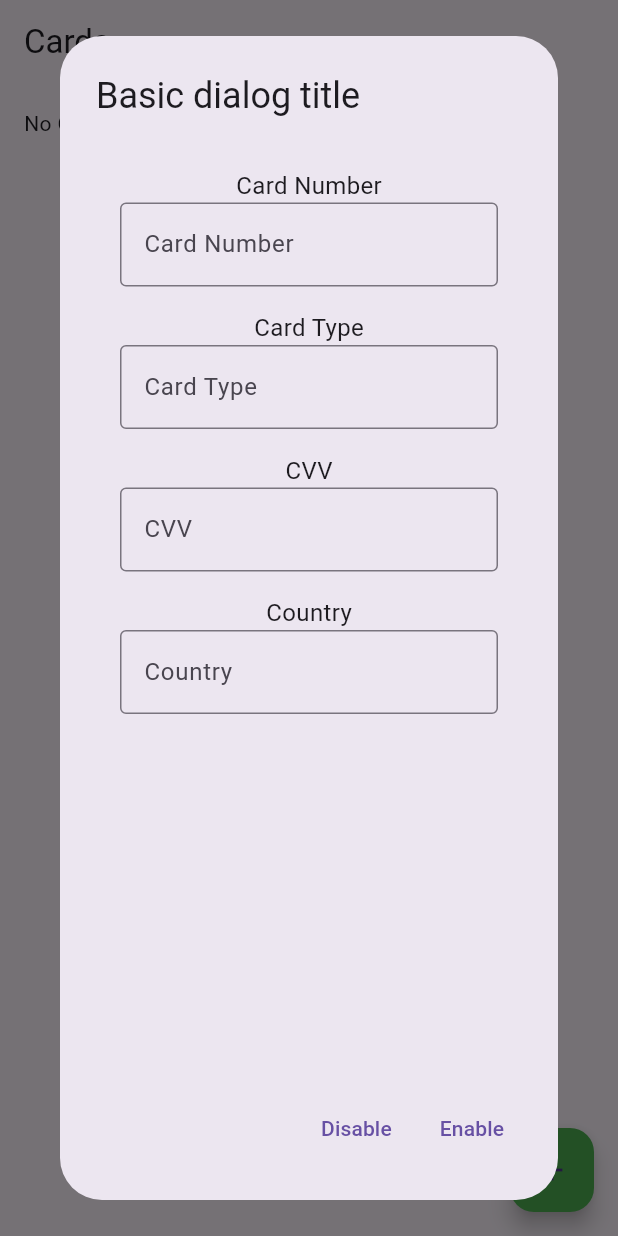
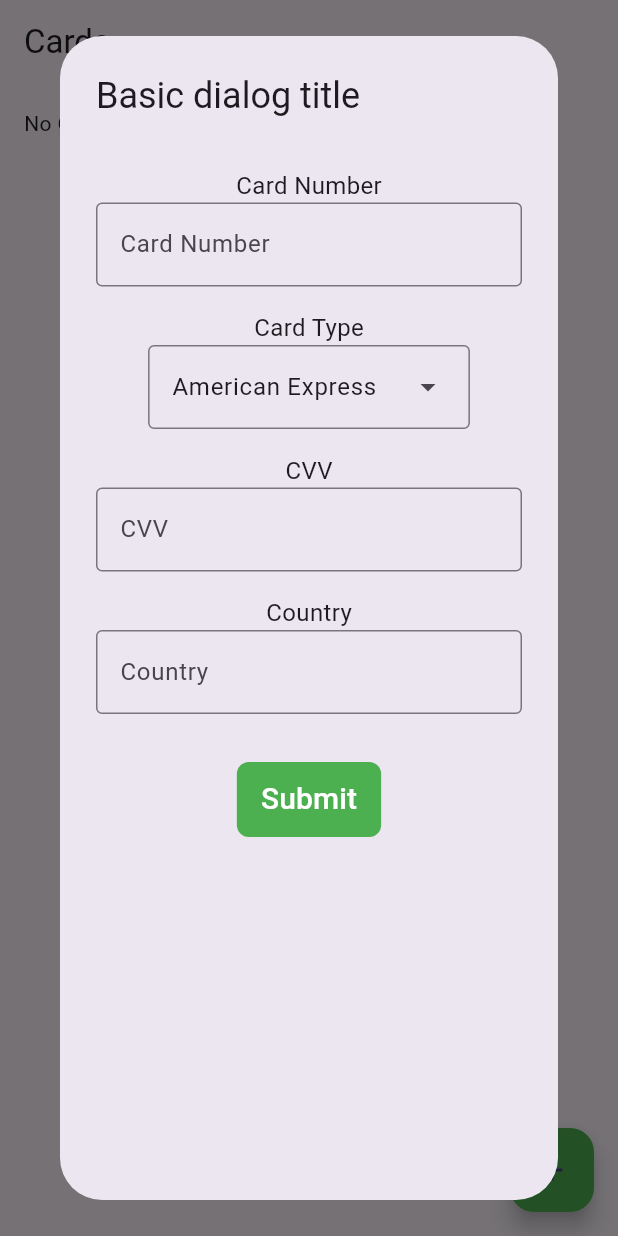
Before and after one commit to kayllanm/creditCard, a Flutter app: the screen it shows after launch, after a tap on the "add" icon, on a phone screen of 412 x 824 dp. Run offline on Flutter 3.47's test engine with Material 3 defaults, Android fonts, the phone set to English and light mode, and no system bars; our stand-ins replace flutter_redux, localstorage, redux.

Commit message:
local storage and state management added

```diff
--- /dev/null
+++ b/lib/cards/cards_view.dart
@@ -0,0 +1,164 @@
+import 'package:creditcard/cards/credit_card_state.dart';
+import 'package:creditcard/cards/credt_card_actions.dart';
+import 'package:creditcard/cards/models.dart';
+import 'package:creditcard/components/custom_fields.dart';
+import 'package:flutter/material.dart';
+import 'package:flutter_redux/flutter_redux.dart';
+import 'package:localstorage/localstorage.dart';
+
+class CardsView extends StatefulWidget {
+  const CardsView({super.key});
+
+  @override
+  State<CardsView> createState() => _CardsViewState();
+}
+
+List<CardTypes> list = [
+  CardTypes(index: 0, name: 'American Express', startsWithNum: 101),
+  CardTypes(index: 1, name: 'Barclays', startsWithNum: 102),
+  CardTypes(index: 2, name: 'Capital One', startsWithNum: 103),
+  CardTypes(index: 3, name: 'Chase', startsWithNum: 104),
+  CardTypes(index: 4, name: 'Citi', startsWithNum: 105),
+  CardTypes(index: 4, name: 'Discover', startsWithNum: 106),
+  CardTypes(index: 5, name: 'Mastercard', startsWithNum: 107),
+  CardTypes(index: 6, name: 'Visa', startsWithNum: 108),
+  CardTypes(index: 6, name: 'Wells Fargo', startsWithNum: 109),
+];
+
+class _CardsViewState extends State<CardsView> {
+  final TextEditingController cardNumber = TextEditingController();
+  CardTypes cardType = list[0];
+  final TextEditingController cvv = TextEditingController();
+  final TextEditingController country = TextEditingController();
+  final LocalStorage storage = LocalStorage('cards.json');
+  late List<CreditCard> _listOfCards = [];
+
+  @override
+  void initState() {
+    super.initState();
+    String cardsList = storage.getItem('creditCards') ?? '';
+    print(cardsList);
+    WidgetsBinding.instance.addPostFrameCallback((_) async {});
+  }
+
+  onCardNumberChanged(val) {
+    if (val.length > 2) {
+      list.forEach((element) {
+        if (element.startsWithNum.toString() == val.substring(0, 3)) {
+          setState(() {
+            cardType = element;
+          });
+        }
+      });
+    }
+  }
+
+  Future<void> _dialogBuilder(BuildContext context) {
+    return showDialog<void>(
+      context: context,
+      builder: (BuildContext context) {
+        return AlertDialog(
+            title: const Text('Basic dialog title'),
+            content: StatefulBuilder(
+              builder: (BuildContext context, StateSetter setState) {
+                return SizedBox(
+                  width: MediaQuery.of(context).size.width,
+                  child: Column(
+                    children: [
+                      CustomFields(
+                          'Card Number', cardNumber, onCardNumberChanged),
+                      Container(
+                        padding: EdgeInsets.only(top: 16),
+                        width: MediaQuery.of(context).size.width,
+                        child: Column(
+                          children: [
+                            const Text('Card Type',
+                                style: TextStyle(fontSize: 16)),
+                            DropdownMenu<CardTypes>(
+                              initialSelection: cardType,
+                              onSelected: (CardTypes? value) {
+                                // This is called when the user selects an item.
+                                setState(() {
+                                  cardType = value!;
+                                });
+                              },
+                              dropdownMenuEntries: list
+                                  .map<DropdownMenuEntry<CardTypes>>(
+                                      (CardTypes value) {
+                                return DropdownMenuEntry<CardTypes>(
+                                    value: value, label: value.name);
+                              }).toList(),
+                            ),
+                          ],
+                        ),
+                      ),
+                      CustomFields('CVV', cvv, () {}),
+                      CustomFields('Country', country, () {}),
+                      SizedBox(
+                        height: 32,
+                        width: MediaQuery.of(context).size.width,
+                      ),
+                      StoreConnector<CreditCardState, VoidCallback>(
+                        converter: (store) => () {
+                          CreditCard card = CreditCard(
+                              cardNumber: int.parse(cardNumber.text),
+                              cardType: cardType.index,
+                              cvv: int.parse(cvv.text),
+                              country: country.text);
+                          Navigator.of(context).pop();
+                          return store.dispatch(AddCard(creditCard: card));
+                        },
+                        builder: (context, callback) => MaterialButton(
+                          color: Colors.green,
+                          elevation: 0.0,
+                          height: 50,
+                          shape: const RoundedRectangleBorder(
+                              borderRadius:
+                                  BorderRadius.all(Radius.circular(8))),
+                          onPressed: callback,
+                          child: const Text(
+                            "Submit",
+                            style: TextStyle(fontSize: 20, color: Colors.white),
+                          ),
+                        ),
+                      ),
+                    ],
+                  ),
+                );
+              },
+            ));
+      },
+    );
+  }
+
+  @override
+  Widget build(BuildContext context) {
+    return Scaffold(
+      appBar: AppBar(title: const Text('Cards')),
+      body: Container(
+        padding: EdgeInsets.all(16),
+        child: _listOfCards.length > 0
+            ? StoreConnector<CreditCardState, List<CreditCard>?>(
+                converter: (store) => store.state.creditCard,
+                builder: (context, cards) => ListView.builder(
+                  itemCount: cards!.length,
+                  prototypeItem: ListTile(
+                    title: Text(cards.first.country),
+                  ),
+                  itemBuilder: (context, index) {
+                    return ListTile(
+                      title: Text(cards[index].country),
+                    );
+                  },
+                ),
+              )
+            : const Text('No Cards added yet'),
+      ),
+      floatingActionButton: FloatingActionButton(
+        child: Icon(Icons.add),
+        backgroundColor: Colors.green,
+        onPressed: () => _dialogBuilder(context),
+      ),
+    );
+  }
+}
--- a/lib/cards/credit_card_model.dart
+++ /dev/null
@@ -1,14 +0,0 @@
-class CreditCardModel {
-  int index;
-  int cardNumber;
-  int cardType;
-  int cvv;
-  String country;
-
-  CreditCardModel(
-      {required this.index,
-      required this.cardNumber,
-      required this.cardType,
-      required this.cvv,
-      required this.country});
-}
--- a/lib/cards/credit_card_reducer.dart
+++ b/lib/cards/credit_card_reducer.dart
@@ -1,12 +1,20 @@
-import 'package:creditcard/cards/credit_card_model.dart';
+import 'dart:convert';
+
 import 'package:creditcard/cards/credt_card_actions.dart';
 import 'package:creditcard/cards/credit_card_state.dart';
+import 'package:creditcard/cards/models.dart';
+import 'package:localstorage/localstorage.dart';
 
 CreditCardState creditCardReducer(CreditCardState state, dynamic action) {
+  final LocalStorage storage = LocalStorage('cards.json');
   if (action is AddCard) {
-    print(action);
-    // state.creditCard.add(action.creditCard as CreditCardModel);
-    // return state.copyWith(creditCard: state.creditCard.add(action.creditCard));
+    String storedCards = storage.getItem('creditCards') ?? '';
+    print(jsonDecode(storedCards));
+    List<CreditCard> list = jsonDecode(storedCards);
+    list.add(action.creditCard);
+    String jsonDate = jsonEncode(list.toList());
+    storage.setItem('creditCards', jsonDate);
+    // return CreditCardState(creditCard: []..add(action.creditCard));
   } else if (action is ListCards) {
     print(action);
   }
--- a/lib/cards/credit_card_state.dart
+++ b/lib/cards/credit_card_state.dart
@@ -1,14 +1,14 @@
-import 'package:creditcard/cards/credit_card_model.dart';
+import 'package:creditcard/cards/models.dart';
 
 class CreditCardState {
-  final List<CreditCardModel>? creditCard;
+  final List<CreditCard>? creditCard;
 
   CreditCardState({
     this.creditCard,
   });
 
   CreditCardState copyWith({
-    required List<CreditCardModel> creditCard,
+    required List<CreditCard> creditCard,
   }) {
     return CreditCardState(
       creditCard: creditCard ?? this.creditCard,
--- a/lib/cards/credt_card_actions.dart
+++ b/lib/cards/credt_card_actions.dart
@@ -1,7 +1,7 @@
-import 'package:creditcard/cards/credit_card_state.dart';
+import 'package:creditcard/cards/models.dart';
 
 class AddCard {
-  final CreditCardState creditCard;
+  final CreditCard creditCard;
   const AddCard({required this.creditCard});
 }
 
--- /dev/null
+++ b/lib/cards/models.dart
@@ -0,0 +1,35 @@
+class CreditCard {
+  int cardNumber = 0;
+  int cardType = 0;
+  int cvv = 0;
+  String country = '';
+
+  CreditCard(
+      {required this.cardNumber,
+      required this.cardType,
+      required this.cvv,
+      required this.country});
+
+  CreditCard.fromJson(Map<String, dynamic> json) {
+    cardNumber = json['cardNumber'];
+    cardType = json['cardType'];
+    cvv = json['cvv'];
+    country = json['country'];
+  }
+
+  Map toJson() => {
+        'cardNumber': cardNumber,
+        'cardType': cardType,
+        'cvv': cvv,
+        'country': country,
+      };
+}
+
+class CardTypes {
+  int index;
+  String name;
+  int startsWithNum;
+
+  CardTypes(
+      {required this.index, required this.name, required this.startsWithNum});
+}
--- /dev/null
+++ b/lib/components/custom_fields.dart
@@ -0,0 +1,32 @@
+import 'package:flutter/material.dart';
+
+class CustomFields extends StatelessWidget {
+  final String labelText;
+  final TextEditingController fieldController;
+  final Function onChanged;
+  const CustomFields(this.labelText, this.fieldController, this.onChanged,
+      {super.key});
+
+  @override
+  Widget build(BuildContext context) {
+    return Container(
+      padding: const EdgeInsets.only(
+        top: 16,
+      ),
+      child: Column(
+        children: [
+          Text(labelText, style: const TextStyle(fontSize: 16)),
+          TextField(
+            onChanged: (value) => onChanged,
+            keyboardType: TextInputType.number,
+            controller: fieldController,
+            decoration: InputDecoration(
+              border: const OutlineInputBorder(),
+              labelText: labelText,
+            ),
+          )
+        ],
+      ),
+    );
+  }
+}
--- a/lib/components/form_fields.dart
+++ /dev/null
@@ -1,44 +0,0 @@
-import 'package:flutter/material.dart';
-
-class CustomFields extends StatelessWidget {
-  final String labelText;
-  const CustomFields(this.labelText, {super.key});
-
-  @override
-  Widget build(BuildContext context) {
-    return Container(
-      padding: const EdgeInsets.only(top: 16, left: 16, right: 16),
-      child: Column(
-        children: [
-          Text(labelText, style: const TextStyle(fontSize: 16)),
-          TextField(
-            obscureText: true,
-            decoration: InputDecoration(
-              border: const OutlineInputBorder(),
-              labelText: labelText,
-            ),
-          )
-        ],
-      ),
-    );
-  }
-}
-
-const List<String> list = <String>["One", "Two", "Three", "Four"];
-
-Future<DropdownMenu> CustomDropdown() {
-  return DropdownMenu<String>(
-                  initialSelection: list.first,
-                  onSelected: (String? value) {
-                    // This is called when the user selects an item.
-                    // setState(() {
-                    //   dropdownValue = value!;
-                    // });
-                  },
-                  dropdownMenuEntries:
-                      list.map<DropdownMenuEntry<String>>((String value) {
-                    return DropdownMenuEntry<String>(
-                        value: value, label: value);
-                  }).toList(),
-                ),
-}
--- a/lib/main.dart
+++ b/lib/main.dart
@@ -1,6 +1,6 @@
+import 'package:creditcard/cards/cards_view.dart';
 import 'package:creditcard/cards/credit_card_reducer.dart';
 import 'package:creditcard/cards/credit_card_state.dart';
-import 'package:creditcard/components/form_fields.dart';
 import 'package:flutter/material.dart';
 import 'package:flutter_redux/flutter_redux.dart';
 import 'package:redux/redux.dart';
@@ -10,88 +10,19 @@ void main() {
     creditCardReducer,
     initialState: CreditCardState(),
   );
-  runApp(MaterialApp(home: MainApp(store)));
+  runApp(MainApp(store));
 }
-
-const List<String> list = <String>["One", "Two", "Three", "Four"];
 
 class MainApp extends StatelessWidget {
   final Store<CreditCardState> store;
-
   MainApp(this.store, {super.key});
-
-  Future<void> _dialogBuilder(BuildContext context) {
-    return showDialog<void>(
-      context: context,
-      builder: (BuildContext context) {
-        return AlertDialog(
-          title: const Text('Basic dialog title'),
-          content: SizedBox(
-            width: MediaQuery.of(context).size.width,
-            child: Column(
-              children: [
-                CustomFields('Card Number'),
-                CustomFields('Card Type'),
-                // DropdownMenu<String>(
-                //   initialSelection: list.first,
-                //   onSelected: (String? value) {
-                //     // This is called when the user selects an item.
-                //     // setState(() {
-                //     //   dropdownValue = value!;
-                //     // });
-                //   },
-                //   dropdownMenuEntries:
-                //       list.map<DropdownMenuEntry<String>>((String value) {
-                //     return DropdownMenuEntry<String>(
-                //         value: value, label: value);
-                //   }).toList(),
-                // ),
-                CustomFields('CVV'),
-                CustomFields('Country'),
-              ],
-            ),
-          ),
-          actions: <Widget>[
-            TextButton(
-              style: TextButton.styleFrom(
-                textStyle: Theme.of(context).textTheme.labelLarge,
-              ),
-              child: const Text('Disable'),
-              onPressed: () {
-                Navigator.of(context).pop();
-              },
-            ),
-            TextButton(
-              style: TextButton.styleFrom(
-                textStyle: Theme.of(context).textTheme.labelLarge,
-              ),
-              child: const Text('Enable'),
-              onPressed: () {
-                Navigator.of(context).pop();
-              },
-            ),
-          ],
-        );
-      },
-    );
-  }
 
   @override
   Widget build(BuildContext context) {
     return StoreProvider<CreditCardState>(
-      store: store,
-      child: Scaffold(
-        appBar: AppBar(title: const Text('Cards')),
-        body: Container(
-          padding: EdgeInsets.all(16),
-          child: const Text('No Cards added yet'),
-        ),
-        floatingActionButton: FloatingActionButton(
-          child: Icon(Icons.add),
-          backgroundColor: Colors.green,
-          onPressed: () => _dialogBuilder(context),
-        ),
-      ),
-    );
+        store: store,
+        child: MaterialApp(
+          home: CardsView(),
+        ));
   }
 }
```
